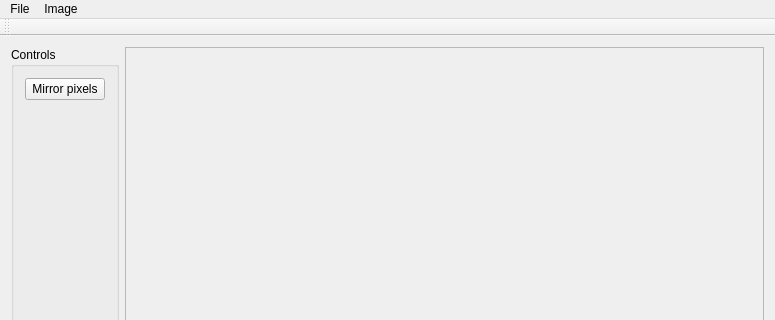
Before: the Qt Designer form src/ImageViewer.ui in Tomas-Homola/SpracovanieObrazuZadania, drawn with Qt 5; both pictures show x 0 to 775 and y 0 to 320 of the 775 by 646 pixel window.
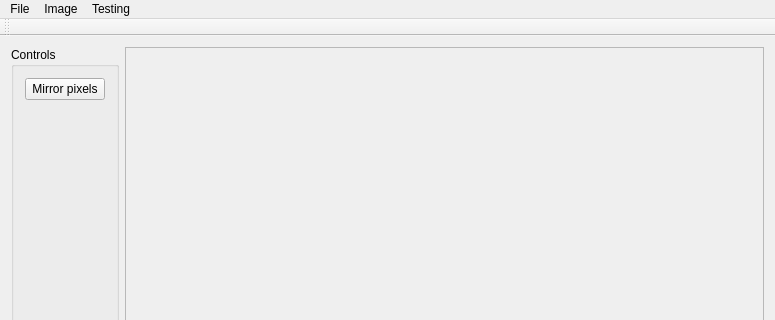
After: the same form once the commit is applied.

Commit message: Kód ku testovaniu výpočtu histogramu

Diff of the .ui file:
```diff
--- a/src/ImageViewer.ui
+++ b/src/ImageViewer.ui
@@ -87,8 +87,15 @@
     </property>
     <addaction name="actionInvert"/>
    </widget>
+   <widget class="QMenu" name="menuTesting">
+    <property name="title">
+     <string>Testing</string>
+    </property>
+    <addaction name="actionPrint_histogram"/>
+   </widget>
    <addaction name="menuFile"/>
    <addaction name="menuImage"/>
+   <addaction name="menuTesting"/>
   </widget>
   <widget class="QToolBar" name="mainToolBar">
    <attribute name="toolBarArea">
```
Left out of the diff: 5 changed lines with no effect on the pictures. The commit also changes 2 other files.
